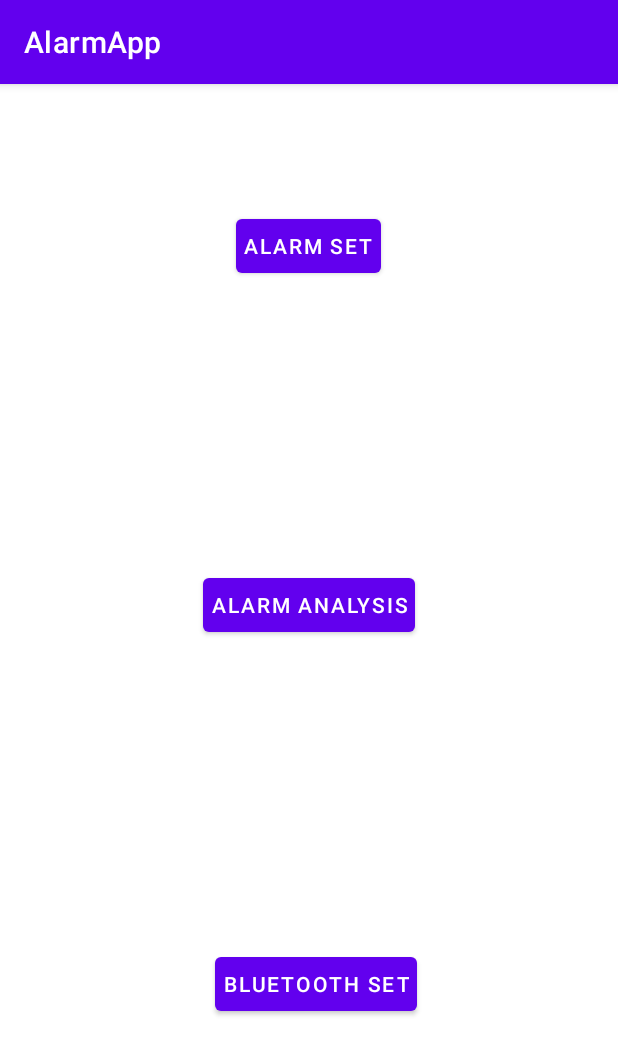
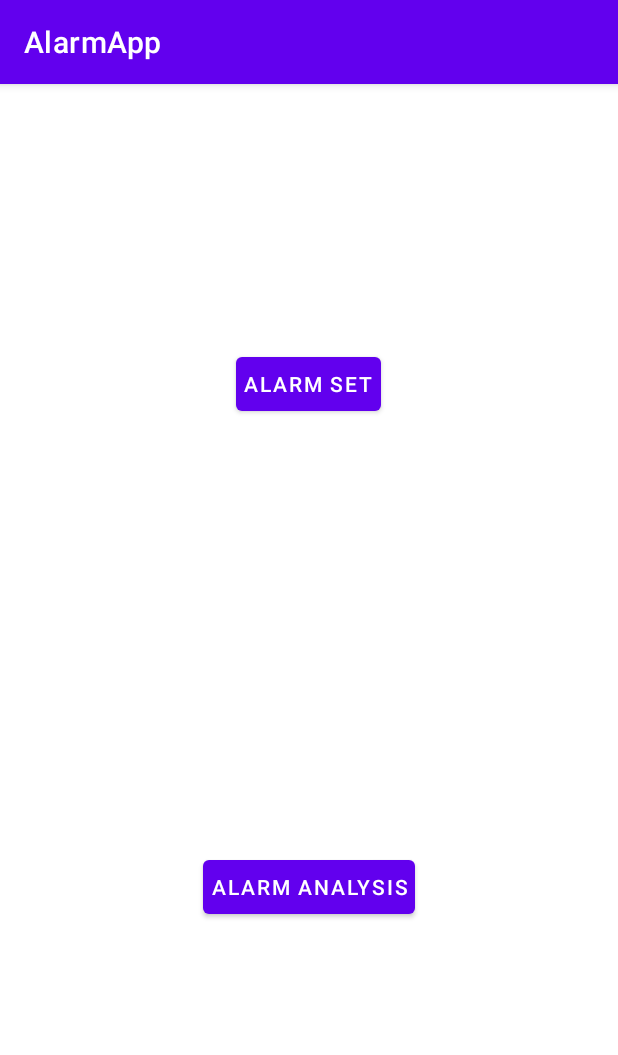
Before and after one commit to ggumnet/AlarmApp, an Android app: the screen it shows after launch (MainActivity), on a phone screen of 412 x 824 dp. Shown: the top 1055 px of the screen. Run offline under Robolectric (Android 15) with nearby library versions, the phone set to English and light mode, and no system bars.

Commit message:
bluetooth OK

```diff
--- a/app/src/main/java/com/example/alarmapp/AlarmSetActivity.java
+++ b/app/src/main/java/com/example/alarmapp/AlarmSetActivity.java
@@ -112,8 +112,6 @@ public class AlarmSetActivity extends AppCompatActivity {
 
         });
     }
-
-
     void diaryNotification(Calendar calendar)
     {
         Boolean dailyNotify = true; // 무조건 알람을 사용
@@ -121,6 +119,7 @@ public class AlarmSetActivity extends AppCompatActivity {
         PackageManager pm = this.getPackageManager();
         ComponentName receiver = new ComponentName(this, DeviceBootReceiver.class);
         Intent alarmIntent = new Intent(this, AlarmReceiver.class);
+        //alarmIntent.putExtra("thread", getIntent().getSerializableExtra("thread"));
         PendingIntent pendingIntent = PendingIntent.getBroadcast(this, 0, alarmIntent, 0);
         AlarmManager alarmManager = (AlarmManager) getSystemService(Context.ALARM_SERVICE);
 
@@ -143,8 +142,6 @@ public class AlarmSetActivity extends AppCompatActivity {
             pm.setComponentEnabledSetting(receiver,
                     PackageManager.COMPONENT_ENABLED_STATE_ENABLED,
                     PackageManager.DONT_KILL_APP);
-
         }
     }
-
 }
--- a/app/src/main/java/com/example/alarmapp/ConnectedThread.java
+++ b/app/src/main/java/com/example/alarmapp/ConnectedThread.java
@@ -8,8 +8,9 @@ import android.os.SystemClock;
 import java.io.IOException;
 import java.io.InputStream;
 import java.io.OutputStream;
+import java.io.Serializable;
 
-public class ConnectedThread extends Thread {
+public class ConnectedThread extends Thread implements Serializable {
     private final BluetoothSocket mmSocket;
     private final InputStream mmInStream;
     private final OutputStream mmOutStream;
--- a/app/src/main/java/com/example/alarmapp/MainActivity.java
+++ b/app/src/main/java/com/example/alarmapp/MainActivity.java
@@ -51,10 +51,6 @@ public class MainActivity extends AppCompatActivity {
 
     }
 
-    public void runAlarmSet(View view){
-        Intent intent = new Intent(this, AlarmSetActivity.class);
-        startActivity(intent);
-    }
     public void runAlarmAnalysis(View view){
         Intent intent = new Intent(this, AlarmAnalysisActivity.class);
         startActivity(intent);
--- a/app/src/main/res/layout/activity_main.xml
+++ b/app/src/main/res/layout/activity_main.xml
@@ -7,28 +7,11 @@
     android:layout_height="match_parent">
 
     <Button
-        android:id="@+id/bluetoothSetButton"
-        android:layout_width="wrap_content"
-        android:layout_height="wrap_content"
-        android:onClick="runBluetoothSet"
-        android:paddingStart="5dp"
-        android:paddingEnd="5dp"
-        android:text="Bluetooth Set"
-        app:layout_constraintBottom_toBottomOf="parent"
-        app:layout_constraintEnd_toEndOf="parent"
-        app:layout_constraintHorizontal_bias="0.516"
-        app:layout_constraintLeft_toLeftOf="parent"
-        app:layout_constraintRight_toRightOf="parent"
-        app:layout_constraintStart_toStartOf="parent"
-        app:layout_constraintTop_toBottomOf="@id/alarmSetButton"
-        app:layout_constraintVertical_bias="0.755" />
-
-    <Button
         android:id="@+id/alarmSetButton"
         android:layout_width="wrap_content"
         android:layout_height="wrap_content"
-        android:layout_marginTop="84dp"
-        android:onClick="runAlarmSet"
+        android:layout_marginTop="176dp"
+        android:onClick="runBluetoothSet"
         android:paddingStart="5dp"
         android:paddingEnd="5dp"
         android:text="Alarm Set"
@@ -45,9 +28,9 @@
         android:paddingStart="5dp"
         android:paddingEnd="5dp"
         android:text="Alarm Analysis"
-        app:layout_constraintBottom_toTopOf="@+id/bluetoothSetButton"
+        app:layout_constraintBottom_toBottomOf="parent"
         app:layout_constraintLeft_toLeftOf="parent"
         app:layout_constraintRight_toRightOf="parent"
         app:layout_constraintTop_toBottomOf="@+id/alarmSetButton"
-        app:layout_constraintVertical_bias="0.484" />
+        app:layout_constraintVertical_bias="0.579" />
 </androidx.constraintlayout.widget.ConstraintLayout>
```
Also changed, not shown: app/src/main/AndroidManifest.xml (+4 -3 lines), app/src/main/java/com/example/alarmapp/AlarmReceiver.java (+60 -43 lines), app/src/main/java/com/example/alarmapp/BluetoothSet.java (+52 -4 lines), app/src/main/java/com/example/alarmapp/RepeatAlarmActivity.java (added, +45 -0 lines), app/src/main/res/layout/activity_repeat_alarm.xml (added, +19 -0 lines), 1 other file.
